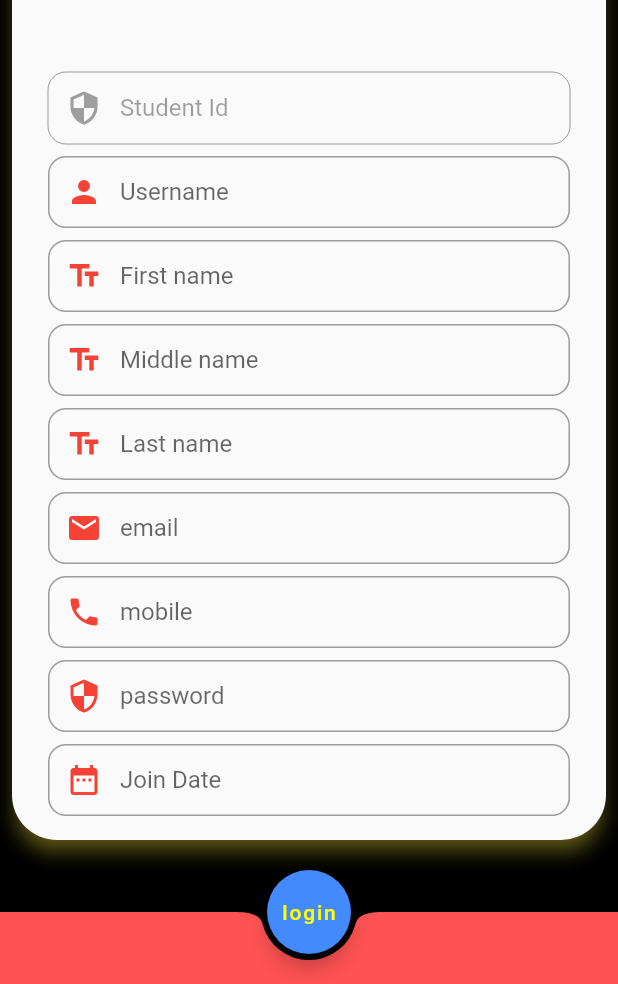
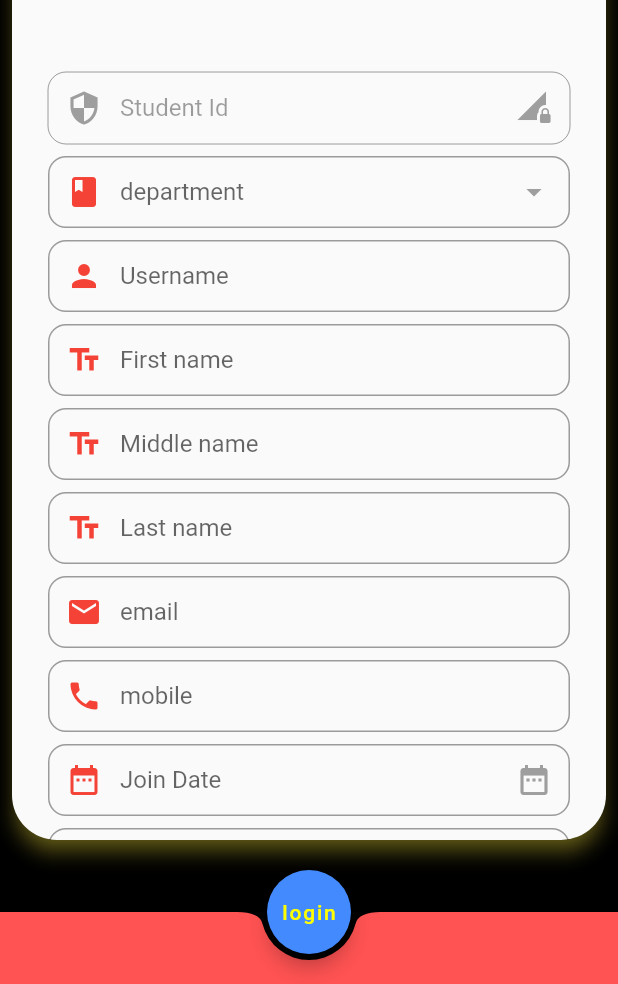
Before and after one commit to AmbujaAK/Student-Management-System, a Flutter app: the RegisterApp screen opened directly, on a phone screen of 412 x 824 dp, the part 252-1236 px from its top. Run offline on Flutter 3.47's test engine with Material 2 defaults, Android fonts, the phone set to English and light mode, and no system bars; our stand-ins replace cloud_firestore, flutter_calendar_carousel, font_awesome_flutter, numberpicker, photo_view, shared_preferences; missing offline and left inert: flutter_circular_chart, folding_cell; accounts and stored records are empty; network calls fail; statements that could not run were skipped.

Commit message:
registration added

```diff
--- a/lib/auth/loginApp.dart
+++ b/lib/auth/loginApp.dart
@@ -25,12 +25,14 @@ class _LoginAppState extends State<LoginApp> {
     });
 
     var datauser = json.decode(response.body);
-    //print(datauser['status']);
+
     if(datauser['status'] == "false"){
+      print(datauser);
       setState(() {
        message = datauser['message'];
       });
     }else{
+      print(datauser);
       setState(() {
       status = datauser['status'];
       message = datauser['message'];
--- a/lib/auth/registerApp.dart
+++ b/lib/auth/registerApp.dart
@@ -1,10 +1,9 @@
 import 'dart:convert';
-import 'dart:async';
 import 'package:http/http.dart' as http;
 import 'package:flutter/material.dart';
 
-import '../myHome.dart';
 import 'loginApp.dart';
+import '../utils/constant.dart';
 
 class RegisterApp extends StatefulWidget {
   final TextEditingController userId;
@@ -16,6 +15,7 @@ class RegisterApp extends StatefulWidget {
 
 class _RegisterAppState extends State<RegisterApp> {
   TextEditingController studentId = new TextEditingController();
+  TextEditingController department = new TextEditingController();
   TextEditingController username = new TextEditingController();
   TextEditingController firstname = new TextEditingController();
   TextEditingController middlename = new TextEditingController();
@@ -23,32 +23,123 @@ class _RegisterAppState extends State<RegisterApp> {
   TextEditingController email = new TextEditingController();
   TextEditingController mobile = new TextEditingController();
   TextEditingController password = new TextEditingController();
+  TextEditingController confirmPassword = new TextEditingController();
   TextEditingController dob = new TextEditingController();
   TextEditingController joindate = new TextEditingController();
-  TextEditingController imgUrl = new TextEditingController();
-  TextEditingController githubLink = new TextEditingController();
-  TextEditingController linkedinLink = new TextEditingController();
-  TextEditingController websiteLink = new TextEditingController();
 
   String status = "";
   String message = "";
 
-  Future _register() async {
-    final response = await http.post("http://192.168.0.101/jusms/flutter/register.php", body: {
+  @override
+  void initState() {
+    super.initState();
+    studentId = widget.userId;
+  }
+
+  DateTime _initialDate = new DateTime.now();
+
+  Future<Null> _selectDate(BuildContext context) async{
+    final DateTime datePicked = await showDatePicker(
+      context: context,
+      initialDate: _initialDate,
+      firstDate: new DateTime(2000),
+      lastDate: new DateTime(2100),
+    );
+
+    if(datePicked != null && datePicked != _initialDate){
+      setState(() {
+       _initialDate = datePicked;
+       dob.text = datePicked.toString().substring(0,10);
+      });
+      print('Date selected :: ${dob.text}');
+    }
+  }
+
+  Future<Null> _selectjoinDate(BuildContext context) async{
+    final DateTime datePicked = await showDatePicker(
+      context: context,
+      initialDate: _initialDate,
+      firstDate: new DateTime(2000),
+      lastDate: new DateTime(2100),
+    );
+
+    if(datePicked != null && datePicked != _initialDate){
+      setState(() {
+ //      _initialDate = datePicked;
+       joindate.text = datePicked.toString().substring(0,4);
+      });
+      print('Date selected :: ${dob.text}');
+    }
+  }
+
+  _selectDepartment(BuildContext context,String url){
+    Future<List> getData() async{
+      final response = await http.get(url);
+
+      return json.decode(response.body);
+    }
+    showDialog(
+      context: context,
+      builder: (BuildContext context){
+        return Dialog(
+          shape: RoundedRectangleBorder(borderRadius: BorderRadius.circular(5.0)),
+          child: Container(
+            height: 350.0,
+            width: 200.0,
+            decoration: BoxDecoration(
+              borderRadius: BorderRadius.circular(20.0)
+            ),
+            child: FutureBuilder<List>(
+              future: getData(),
+              builder: (context, index){
+                if(index.hasError)
+                  print("error !!");
+                if(index.hasData)
+                  return DialogItem(list :index.data,depart: department,);
+                else
+                  return Center(child: CircularProgressIndicator());
+              },
+            ),
+          ),
+        );
+      }
+    );
+  }
+  void _register() async {
+    final response = await http.post(Constant.registerUrl,  body: {
+      "student_id" : studentId.text,
+      "department" : department.text,
       "username" : username.text,
+      "fname" : firstname.text,
+      "mname" : middlename.text,
+      "lname" : lastname.text,
+      "email" : email.text,
+      "mobile" : mobile.text,
+      "dob" : dob.text,
+      "join_year" : joindate.text,
       "password" :password.text,
+      "confirm_password" : confirmPassword.text,
     });
 
+    //debugPrint(response.body);
     var datauser = json.decode(response.body);
 
-    if(datauser.length == 0){
+    if(datauser['status'] == "false"){
+      print(datauser);
       setState(() {
-       message = "login fail";
+       message = datauser['message'];
       });
     }else{
-      Navigator.push(context, MaterialPageRoute(
-        builder: (context) => MyHomePage()
-      ));
+      print(datauser);
+      setState(() {
+      status = datauser['status'];
+      message = datauser['message'];
+      });
+      if(status == "true"){
+        Navigator.push(context, MaterialPageRoute(
+          builder: (context) => LoginApp(),
+        ));
+      }
     }
   }
 
@@ -70,9 +161,16 @@ class _RegisterAppState extends State<RegisterApp> {
       autofocus: false,
       enabled: false,
       //initialValue: '001511001074',
-      controller: widget.userId,
+      controller: studentId,
       style: TextStyle(color: Colors.grey),
       decoration: InputDecoration(
+        suffixIcon: Padding(
+          padding: EdgeInsets.all(2.0),
+          child: Icon(
+            Icons.network_locked,
+            color: Colors.grey,
+          ),
+        ),
         prefixIcon: Padding(
           padding: EdgeInsets.all(2.0),
           child: Icon(
@@ -88,6 +186,40 @@ class _RegisterAppState extends State<RegisterApp> {
         )
       )
     );
+
+    final departmentApp = TextFormField(
+      autofocus: false,
+      //initialValue: 'AmbujaAK',
+      controller: department,
+      decoration: InputDecoration(
+        suffixIcon: Padding(
+          padding: EdgeInsets.all(2.0),
+          child: InkWell(
+            onTap: (){
+              _selectDepartment(context, Constant.departmentUrl);
+            },
+            child: Icon(
+              Icons.arrow_drop_down,
+              color: Colors.grey,
+            ),
+          ),
+        ),
+        prefixIcon: Padding(
+          padding: EdgeInsets.all(2.0),
+          child: Icon(
+            Icons.class_,
+            color: Colors.red,
+          ),
+        ),
+        labelText: 'department',
+        hintText: 'department',
+        contentPadding: EdgeInsets.fromLTRB(20.0, 10.0, 20.0, 10.0),
+        border: OutlineInputBorder(
+          borderRadius: BorderRadius.circular(12.0),
+        )
+      )
+    );
+
 
     final usernameApp = TextFormField(
       autofocus: false,
@@ -237,11 +369,45 @@ class _RegisterAppState extends State<RegisterApp> {
       )
     );
 
+    final confirmPasswordApp = TextFormField(
+      autofocus: false,
+      //initialValue: 'qwerty123',
+      controller: confirmPassword,
+      obscureText: true,
+      decoration: InputDecoration(
+        prefixIcon: Padding(
+          padding: EdgeInsets.all(2.0),
+          child: Icon(
+            Icons.security,
+            color: Colors.red,
+          ),
+        ),
+        labelText: 'confirm password',
+        hintText: 'confirm Password',
+        contentPadding: EdgeInsets.fromLTRB(20.0, 10.0, 20.0, 10.0),
+        border: OutlineInputBorder(
+          borderRadius: BorderRadius.circular(12.0),
+        )
+      )
+    );
+
     final dobApp = TextFormField(
       autofocus: false,
       //initialValue: '04/01/1997',
       controller: dob,
       decoration: InputDecoration(
+        suffixIcon: Padding(
+          padding: EdgeInsets.all(2.0),
+          child: InkWell(
+            onTap: (){
+              _selectDate(context);
+            },
+            child: Icon(
+              Icons.date_range,
+              color: Colors.grey,
+            ),
+          ),
+        ),
         prefixIcon: Padding(
           padding: EdgeInsets.all(2.0),
           child: Icon(
@@ -261,8 +427,20 @@ class _RegisterAppState extends State<RegisterApp> {
     final joindateApp = TextFormField(
       autofocus: false,
       //initialValue: '17/08/2015',
-      controller: username,
+      controller: joindate,
       decoration: InputDecoration(
+        suffixIcon: Padding(
+          padding: EdgeInsets.all(2.0),
+          child: InkWell(
+            onTap: (){
+              _selectjoinDate(context);
+            },
+            child: Icon(
+              Icons.date_range,
+              color: Colors.grey,
+            ),
+          ),
+        ),
         prefixIcon: Padding(
           padding: EdgeInsets.all(2.0),
           child: Icon(
@@ -279,57 +457,8 @@ class _RegisterAppState extends State<RegisterApp> {
       )
     );
 
-    final imgUrlApp = TextFormField(
-      autofocus: false,
-      //initialValue: '',
-      controller: imgUrl,
-      decoration: InputDecoration(
-        hintText: 'Image',
-        contentPadding: EdgeInsets.fromLTRB(20.0, 10.0, 20.0, 10.0),
-        border: OutlineInputBorder(
-          borderRadius: BorderRadius.circular(32.0),
-        )
-      )
-    );
 
-    final githubLinkApp = TextFormField(
-      autofocus: false,
-      //initialValue: '',
-      controller: githubLink,
-      decoration: InputDecoration(
-        hintText: 'github link',
-        contentPadding: EdgeInsets.fromLTRB(20.0, 10.0, 20.0, 10.0),
-        border: OutlineInputBorder(
-          borderRadius: BorderRadius.circular(32.0),
-        )
-      )
-    );
-
-    final linkedinLinkApp = TextFormField(
-      autofocus: false,
-      //initialValue: '',
-      controller: linkedinLink,
-      decoration: InputDecoration(
-        hintText: 'linkedin link',
-        contentPadding: EdgeInsets.fromLTRB(20.0, 10.0, 20.0, 10.0),
-        border: OutlineInputBorder(
-          borderRadius: BorderRadius.circular(32.0),
-        )
-      )
-    );
-
-    final websiteLinkApp = TextFormField(
-      autofocus: false,
-      //initialValue: '',
-      controller: websiteLink,
-      decoration: InputDecoration(
-        hintText: 'website link',
-        contentPadding: EdgeInsets.fromLTRB(20.0, 10.0, 20.0, 10.0),
-        border: OutlineInputBorder(
-          borderRadius: BorderRadius.circular(32.0),
-        )
-      )
-    );
+    final error = Text(message, style: TextStyle(color: Colors.redAccent,));
 
     final registerButton =Padding(
       padding: EdgeInsets.symmetric(vertical: 16.0),
@@ -389,6 +518,8 @@ class _RegisterAppState extends State<RegisterApp> {
                 SizedBox(height: 48.0,),
                 studentIdApp,
                 SizedBox(height: 8.0,),
+                departmentApp,
+                SizedBox(height: 8.0,),
                 usernameApp,
                 SizedBox(height: 8.0,),
                 firstnameApp,
@@ -401,10 +532,15 @@ class _RegisterAppState extends State<RegisterApp> {
                 SizedBox(height: 8.0,),
                 mobileApp,
                 SizedBox(height: 8.0,),
+                joindateApp,
+                SizedBox(height: 8.0,),
+                dobApp,
+                SizedBox(height: 8.0,),
                 passwordApp,
                 SizedBox(height: 8.0,),
-                joindateApp,
+                confirmPasswordApp,
                 SizedBox(height: 8.0,),
+                error,
 
                 SizedBox(height: 24.0,),
                 registerButton,
@@ -420,3 +556,34 @@ class _RegisterAppState extends State<RegisterApp> {
     );
   }
 }
+
+class DialogItem extends StatefulWidget {
+  final List list;
+  final TextEditingController depart;
+  DialogItem({Key key, this.list,this.depart}):super(key:key);
+
+  @override
+  _DialogItemState createState() => _DialogItemState();
+}
+
+class _DialogItemState extends State<DialogItem> {
+  @override
+  Widget build(BuildContext context) {
+    return ListView.builder(
+      itemCount: widget.list==null ? 0 : widget.list.length,
+      itemBuilder: (context, index){
+        return ListTile(
+          title: InkWell(
+            onTap: (){
+              setState(() {
+                widget.depart.text = widget.list[index]['dname'];
+              });
+              Navigator.pop(context);
+            },
+            child: Text(widget.list[index]['dname'])
+          ),
+        );
+      },
+    );
+  }
+}
--- a/lib/utils/constant.dart
+++ b/lib/utils/constant.dart
@@ -8,11 +8,12 @@ class Constant {
     print(loggedInUserUrl);
   }
   static String serverUrl = "https://demoprojectjuit.000webhostapp.com/flutter/";
-  static String localhostUrl = "https://192.168.0.102/jusms/flutter/";
+  //static String serverUrl = "https://192.168.0.101/jusms/flutter/";
 
   static String loginUrl = serverUrl + "login.php";
   static String registerUrl = serverUrl + "register.php";
   static String verifyUrl = serverUrl + "verifyUser.php";
   static String studentUrl =serverUrl + "getStudent.php";
   static String facultyUrl =serverUrl + "getFaculty.php";
+  static String departmentUrl = serverUrl + "getDepartment.php";
 }
```
Also changed, not shown: lib/menu/popUpMenu.dart (+19 -7 lines).
